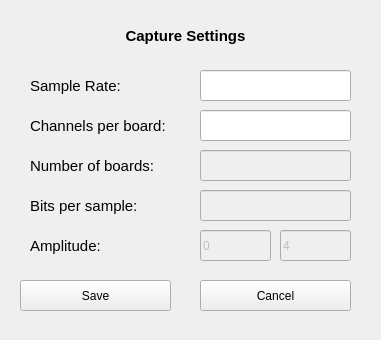
This is software/interface/ui/gui_capture_settings.ui in ddantas/myo_cap as Qt 5 draws it before an edit. The edited form follows.
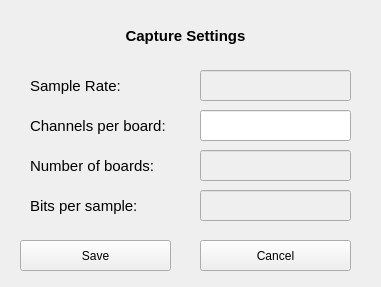
This is the edited form.

Patch:
```diff
--- a/software/interface/ui/gui_capture_settings.ui
+++ b/software/interface/ui/gui_capture_settings.ui
@@ -7,7 +7,7 @@
     <x>0</x>
     <y>0</y>
     <width>381</width>
-    <height>340</height>
+    <height>287</height>
    </rect>
   </property>
   <property name="sizePolicy">
@@ -78,6 +78,9 @@
     </property>
    </widget>
    <widget class="QLineEdit" name="input_sampleR">
+    <property name="enabled">
+     <bool>false</bool>
+    </property>
     <property name="geometry">
      <rect>
       <x>200</x>
@@ -105,22 +108,6 @@
      <string>Sample Rate:</string>
     </property>
    </widget>
-   <widget class="QLineEdit" name="input_ampS">
-    <property name="enabled">
-     <bool>false</bool>
-    </property>
-    <property name="geometry">
-     <rect>
-      <x>200</x>
-      <y>230</y>
-      <width>71</width>
-      <height>31</height>
-     </rect>
-    </property>
-    <property name="text">
-     <string>0</string>
-    </property>
-   </widget>
    <widget class="QLabel" name="label_12">
     <property name="geometry">
      <rect>
@@ -139,45 +126,11 @@
      <string>Bits per sample:</string>
     </property>
    </widget>
-   <widget class="QLabel" name="label_14">
-    <property name="geometry">
-     <rect>
-      <x>30</x>
-      <y>230</y>
-      <width>141</width>
-      <height>31</height>
-     </rect>
-    </property>
-    <property name="font">
-     <font>
-      <pointsize>11</pointsize>
-     </font>
-    </property>
-    <property name="text">
-     <string>Amplitude:</string>
-    </property>
-   </widget>
-   <widget class="QLineEdit" name="input_ampE">
-    <property name="enabled">
-     <bool>false</bool>
-    </property>
-    <property name="geometry">
-     <rect>
-      <x>280</x>
-      <y>230</y>
-      <width>71</width>
-      <height>31</height>
-     </rect>
-    </property>
-    <property name="inputMask">
-     <string>4; </string>
-    </property>
-   </widget>
    <widget class="QPushButton" name="button_save">
     <property name="geometry">
      <rect>
       <x>20</x>
-      <y>280</y>
+      <y>240</y>
       <width>151</width>
       <height>31</height>
      </rect>
@@ -190,7 +143,7 @@
     <property name="geometry">
      <rect>
       <x>200</x>
-      <y>280</y>
+      <y>240</y>
       <width>151</width>
       <height>31</height>
      </rect>
@@ -242,6 +195,9 @@
       <height>31</height>
      </rect>
     </property>
+    <property name="placeholderText">
+     <string/>
+    </property>
    </widget>
   </widget>
  </widget>
```
